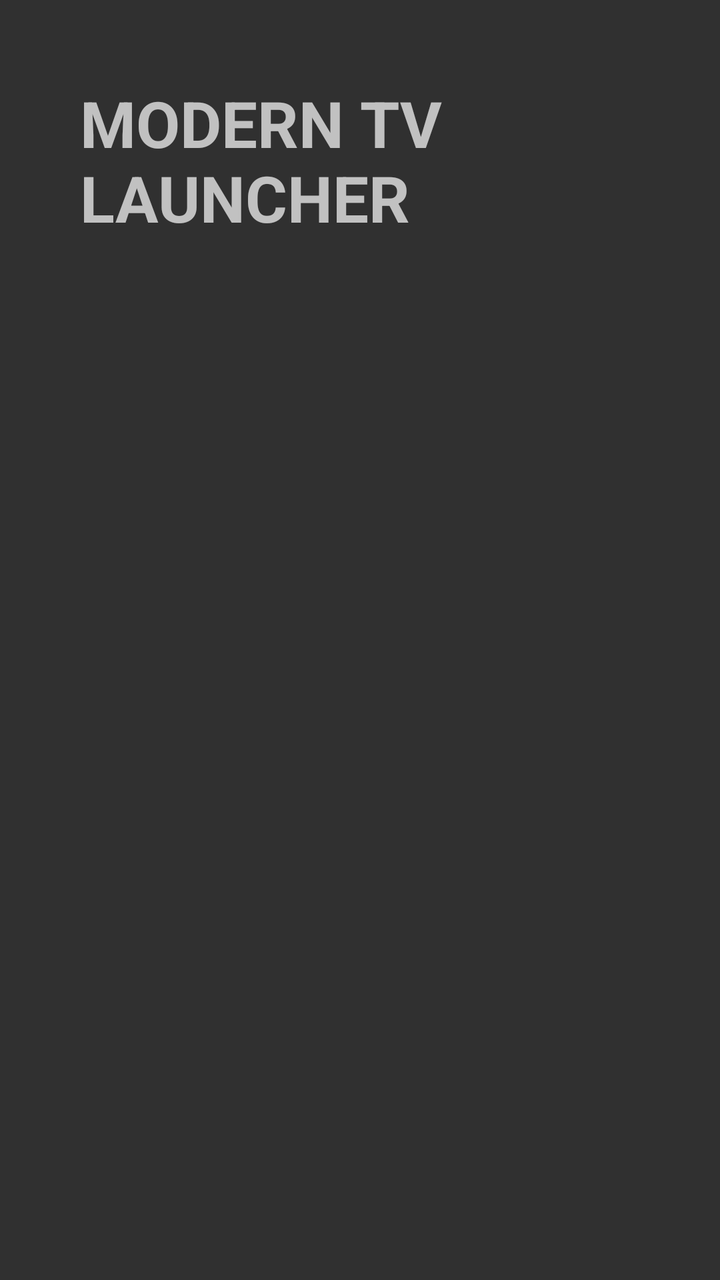
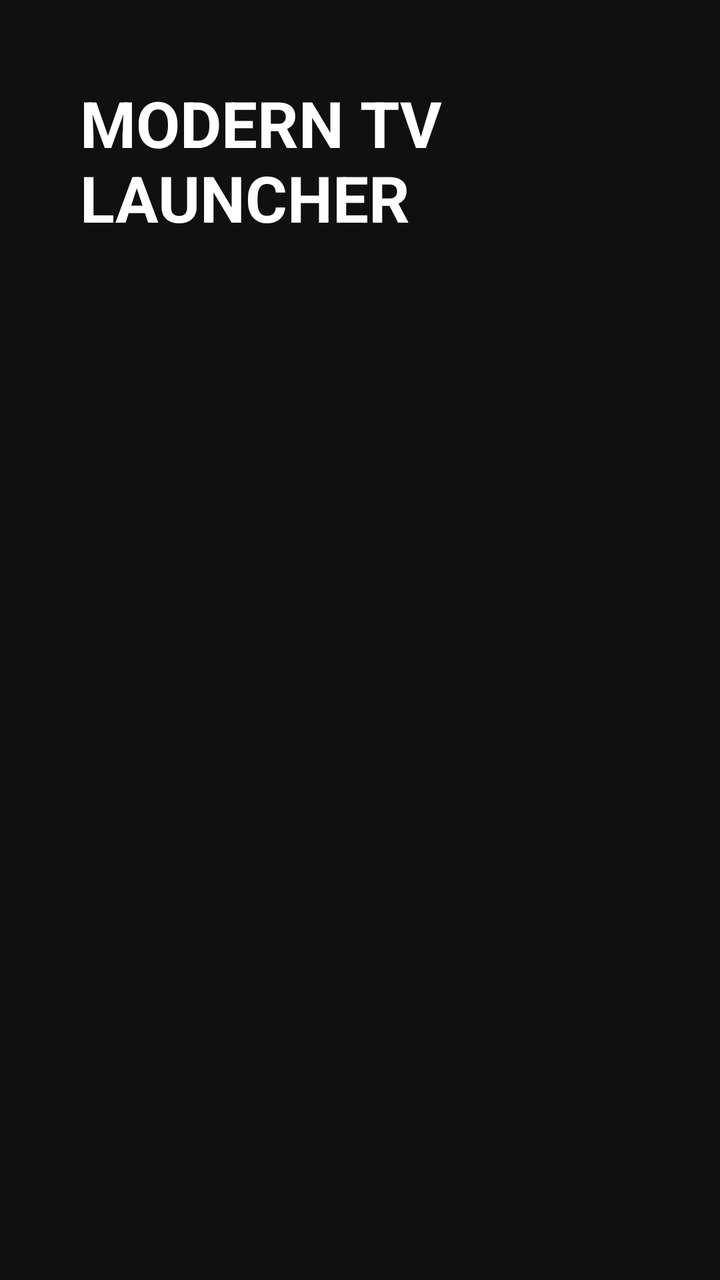

The first picture is an Android layout as it rendered before a commit; the second is the same layout after the commit. The layout source and the unified diff follow.
<!-- AndroidManifest.xml: application theme AppTheme -->
<!-- res/layout/activity_main.xml -->
<LinearLayout xmlns:android="http://schemas.android.com/apk/res/android"

    android:layout_width="match_parent"
    android:layout_height="match_parent"

    android:orientation="vertical"

    android:padding="40dp">


<TextView

    android:text="MODERN TV LAUNCHER"

    android:textSize="32sp"

    android:textStyle="bold"

    android:layout_width="wrap_content"

    android:layout_height="wrap_content"/>


<GridView

    android:id="@+id/appGrid"

    android:numColumns="3"

    android:layout_width="match_parent"

    android:layout_height="match_parent"/>


</LinearLayout>
<!-- resources referenced by this layout -->
<resources>
  <style name="AppTheme" parent="android:style/Theme.Material.NoActionBar">
  
  <item name="android:windowFullscreen">true</item>
  
  </style>
</resources>

<!-- the commit's change to res/layout/activity_main.xml (unified diff, before → after) -->
@@ -5,31 +5,45 @@
 
     android:orientation="vertical"
 
-    android:padding="40dp">
+    android:padding="40dp"
+
+    android:background="#101010">
 
 
-<TextView
+    <TextView
 
-    android:text="MODERN TV LAUNCHER"
+        android:text="MODERN TV LAUNCHER"
 
-    android:textSize="32sp"
+        android:textSize="32sp"
 
-    android:textStyle="bold"
+        android:textColor="#FFFFFF"
 
-    android:layout_width="wrap_content"
+        android:textStyle="bold"
 
-    android:layout_height="wrap_content"/>
+        android:layout_width="wrap_content"
+
+        android:layout_height="wrap_content"
+
+        android:paddingBottom="30dp"/>
 
 
-<GridView
+    <GridView
 
-    android:id="@+id/appGrid"
+        android:id="@+id/appGrid"
 
-    android:numColumns="3"
+        android:numColumns="6"
 
-    android:layout_width="match_parent"
+        android:horizontalSpacing="30dp"
 
-    android:layout_height="match_parent"/>
+        android:verticalSpacing="30dp"
+
+        android:gravity="center"
+
+        android:stretchMode="columnWidth"
+
+        android:layout_width="match_parent"
+
+        android:layout_height="match_parent"/>
 
 
 </LinearLayout>
